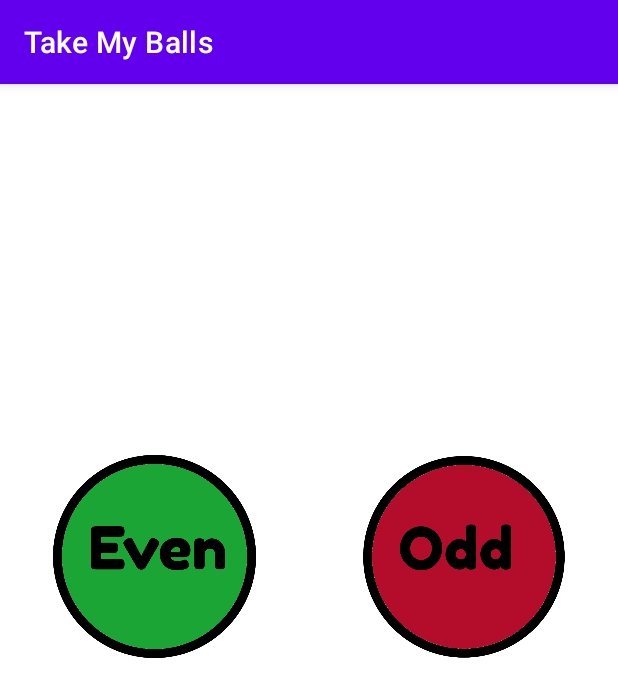
After one commit to FabricioPY/Take-My-Balls, an Android app: the EvenOrOddActivity screen opened directly, with no data from a screen before it, on a phone screen of 412 x 824 dp. The commit adds this screen. Shown: the top 697 px of the screen. Run offline under Robolectric (Android 15) with nearby library versions, the phone set to English and light mode, and no system bars.

```diff
--- a/TakeMyBalls/app/src/main/AndroidManifest.xml
+++ b/TakeMyBalls/app/src/main/AndroidManifest.xml
@@ -10,7 +10,10 @@
         android:supportsRtl="true"
         android:theme="@style/Theme.TakeMyBalls">
         <activity
-            android:name=".MainActivity"
+            android:name=".ui.EvenOrOddActivity"
+            android:exported="false" />
+        <activity
+            android:name=".ui.OpenGameActivity"
             android:exported="true">
             <intent-filter>
                 <action android:name="android.intent.action.MAIN" />
--- /dev/null
+++ b/TakeMyBalls/app/src/main/java/com/example/takemyballs/ui/EvenOrOddActivity.java
@@ -0,0 +1,16 @@
+package com.example.takemyballs.ui;
+
+import androidx.appcompat.app.AppCompatActivity;
+
+import android.os.Bundle;
+
+import com.example.takemyballs.R;
+
+public class EvenOrOddActivity extends AppCompatActivity {
+
+    @Override
+    protected void onCreate(Bundle savedInstanceState) {
+        super.onCreate(savedInstanceState);
+        setContentView(R.layout.activity_even_or_odd);
+    }
+}
--- /dev/null
+++ b/TakeMyBalls/app/src/main/res/layout/activity_even_or_odd.xml
@@ -0,0 +1,28 @@
+<?xml version="1.0" encoding="utf-8"?>
+<RelativeLayout xmlns:android="http://schemas.android.com/apk/res/android"
+    xmlns:tools="http://schemas.android.com/tools"
+    android:layout_width="match_parent"
+    android:layout_height="match_parent"
+    tools:context=".ui.EvenOrOddActivity">
+
+    <ImageView
+        android:id="@+id/even"
+        android:layout_width="135dp"
+        android:layout_height="135dp"
+        android:layout_alignParentLeft="true"
+        android:layout_alignParentBottom="true"
+        android:layout_marginHorizontal="35dp"
+        android:layout_marginBottom="385dp"
+        android:src="@drawable/even" />
+
+    <ImageView
+        android:id="@+id/odd"
+        android:layout_width="135dp"
+        android:layout_height="135dp"
+        android:layout_alignParentRight="true"
+        android:layout_alignParentBottom="true"
+        android:layout_marginHorizontal="35dp"
+        android:layout_marginBottom="385dp"
+        android:src="@drawable/odd" />
+
+</RelativeLayout>
--- a/TakeMyBalls/app/src/main/res/layout/activity_main.xml
+++ b/TakeMyBalls/app/src/main/res/layout/activity_open_game.xml
@@ -3,16 +3,16 @@
     xmlns:tools="http://schemas.android.com/tools"
     android:layout_width="match_parent"
     android:layout_height="match_parent"
-    tools:context=".MainActivity">
+    tools:context=".ui.OpenGameActivity">
 
     <ImageView
-        android:id="@+id/play"
+        android:id="@+id/button_play"
         android:layout_width="300dp"
         android:layout_height="200dp"
         android:layout_alignParentBottom="true"
         android:layout_centerHorizontal="true"
         android:layout_marginBottom="60dp"
-        android:src="@drawable/botaoplay" />
+        android:src="@drawable/buttonplay" />
 
 
 </RelativeLayout>
```
Also changed, not shown: TakeMyBalls/app/src/main/java/com/example/takemyballs/ui/OpenGameActivity.java (renamed from TakeMyBalls/app/src/main/java/com/example/takemyballs/MainActivity.java, +9 -6 lines), TakeMyBalls/app/src/main/res/drawable/buttonplay.png (renamed from TakeMyBalls/app/src/main/res/drawable/botaoplay.png), TakeMyBalls/app/src/main/res/drawable/even.png (added), TakeMyBalls/app/src/main/res/drawable/odd.png (added).
